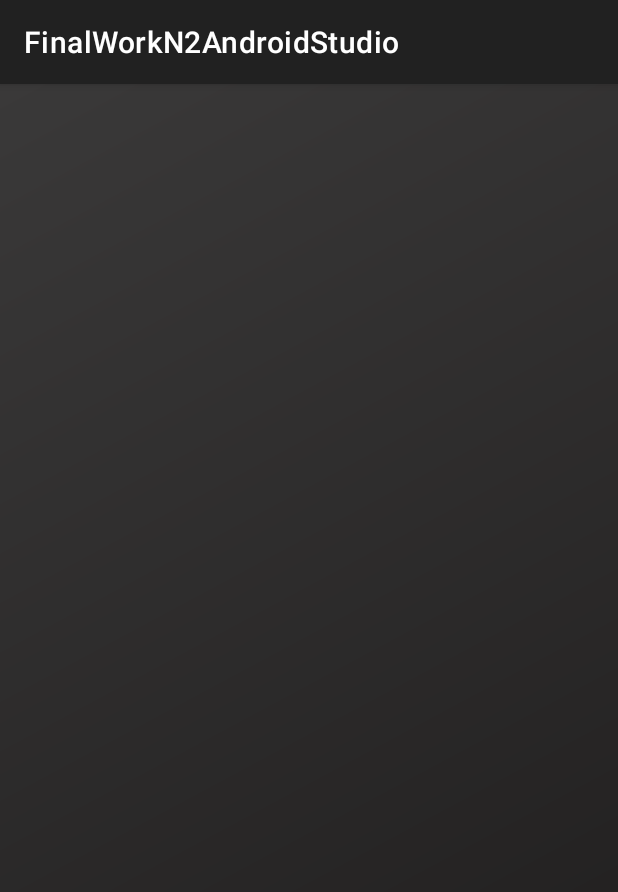
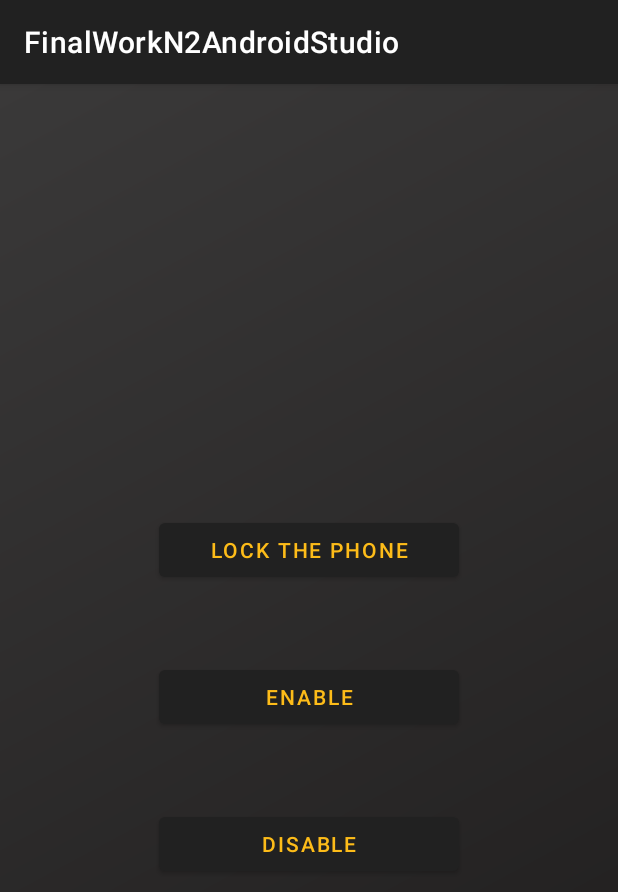
Before and after one commit to FDAPADILHA/Final-Work-N2-Android-Studio, an Android app: the FuncoesActivity screen opened directly, with no data from a screen before it, on a phone screen of 412 x 824 dp. Shown: the top 892 px of the screen. Run offline under Robolectric (Android 15) with nearby library versions, the light colour scheme and no system bars; Roboto replaces fonts that are not available here.

Commit message:
adicionando politicas de uso da funcao Power, criando os botoes para a funcao Power e implementando a funcao Power

```diff
--- a/app/src/main/java/br/com/filnat/finalworkn2androidstudio/activity/CadastroActivity.java
+++ b/app/src/main/java/br/com/filnat/finalworkn2androidstudio/activity/CadastroActivity.java
@@ -44,4 +44,8 @@ public class CadastroActivity extends AppCompatActivity {
         });
     }
 
+    private void cadastrar(){
+
+    }
+
 }
--- a/app/src/main/res/layout/activity_funcoes.xml
+++ b/app/src/main/res/layout/activity_funcoes.xml
@@ -10,5 +10,32 @@
     android:paddingRight="32dp"
     tools:context=".activity.FuncoesActivity">
 
+    <Button
+        android:id="@+id/buttonPower"
+        android:layout_width="200dp"
+        android:layout_height="wrap_content"
+        android:layout_marginTop="50dp"
+        android:text="Lock the Phone"
+        android:layout_centerHorizontal="true"/>
+
+    <Button
+        android:id="@+id/buttonPowerOn"
+        android:layout_width="200dp"
+        android:layout_height="wrap_content"
+        android:layout_marginTop="50dp"
+        android:text="Enable"
+        android:layout_centerHorizontal="true"
+        android:layout_below="@id/buttonPower"/>
+
+    <Button
+        android:id="@+id/buttonPowerOff"
+        android:layout_width="200dp"
+        android:layout_height="wrap_content"
+        android:layout_marginTop="50dp"
+        android:text="Disable"
+        android:layout_centerHorizontal="true"
+        android:layout_below="@id/buttonPowerOn"/>
+
+
 
 </LinearLayout>
--- /dev/null
+++ b/app/src/main/res/xml/politicas.xml
@@ -0,0 +1,6 @@
+<?xml version="1.0" encoding="utf-8"?>
+<device-admin xmlns:android="http://schemas.android.com/apk/res/android">
+    <uses-policies>
+        <force-lock />
+    </uses-policies>
+</device-admin>
```
Also changed, not shown: app/build.gradle (+8 -3 lines), app/src/main/AndroidManifest.xml (+12 -0 lines), app/src/main/java/br/com/filnat/finalworkn2androidstudio/activity/AdminPower.java (added, +20 -0 lines), app/src/main/java/br/com/filnat/finalworkn2androidstudio/activity/LoginActivity.java (+33 -1 lines), build.gradle (+7 -2 lines), 1 other file.
